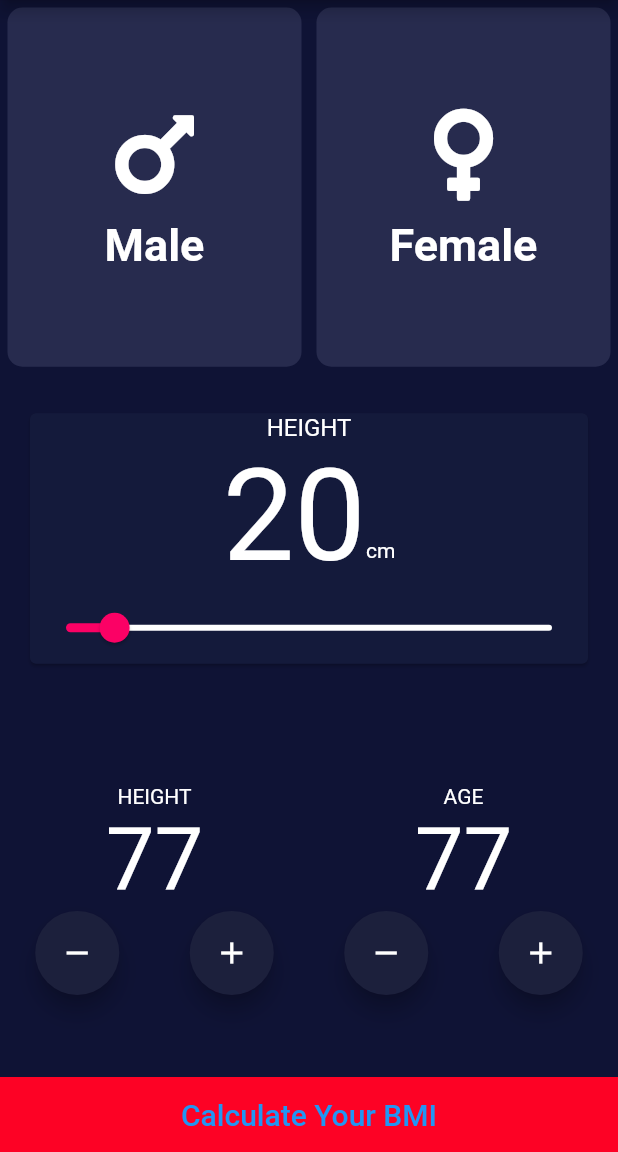
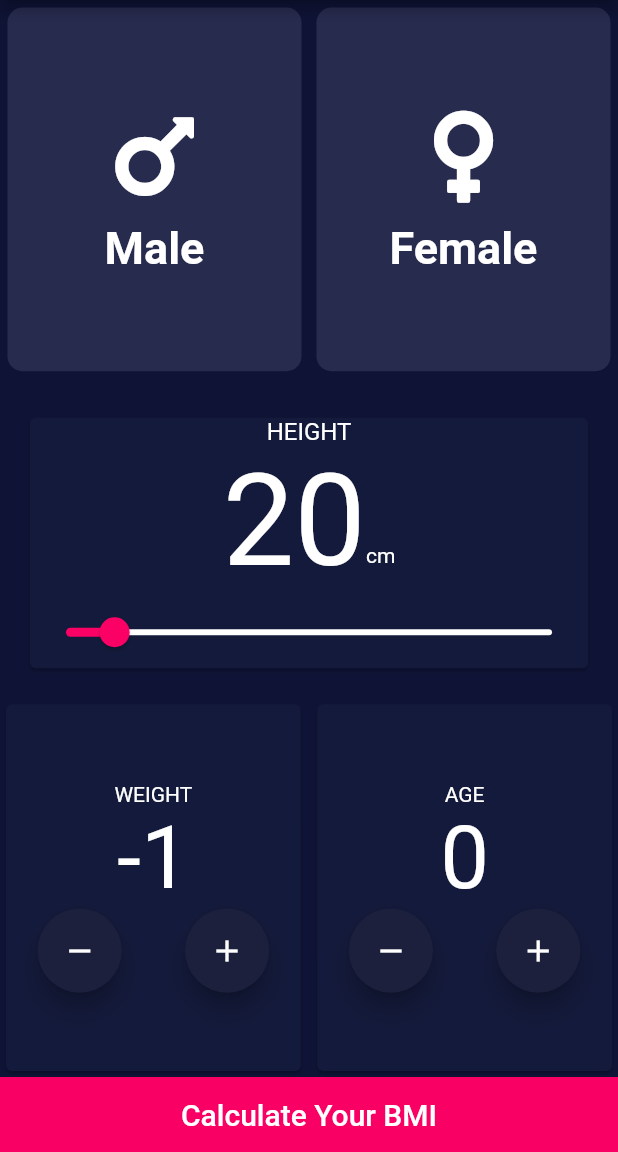
Before and after one commit to NewtonGain/bmi_calculator, a Flutter app: the screen it shows after launch, after a tap on the "remove" icon, on a phone screen of 412 x 824 dp, the part 84-1236 px from its top. Run offline on Flutter 3.47's test engine with Material 2 defaults, Android fonts, the phone set to English and light mode, and no system bars; our stand-ins replace font_awesome_flutter.

Commit message:
final design

```diff
--- /dev/null
+++ b/lib/height.dart
@@ -0,0 +1,26 @@
+import 'package:flutter/material.dart';
+class Height extends StatelessWidget {
+  const Height({
+    Key? key,
+    required double currentSliderValue,
+  }) : _currentSliderValue = currentSliderValue, super(key: key);
+
+  final double _currentSliderValue;
+
+  @override
+  Widget build(BuildContext context) {
+    return Row(
+      mainAxisAlignment: MainAxisAlignment.center,
+      children: [
+        Text(
+          _currentSliderValue.round().toString(),
+          style: TextStyle(fontSize: 85),
+        ),
+        Padding(
+          padding: const EdgeInsets.only(top: 45),
+          child: Text('cm'),
+        ),
+      ],
+    );
+  }
+}
--- a/lib/input_page.dart
+++ b/lib/input_page.dart
@@ -1,10 +1,9 @@
-
+import 'package:bmi_calculator/height.dart';
 import 'package:bmi_calculator/reuseable.dart';
 import 'package:flutter/material.dart';
 import 'package:font_awesome_flutter/font_awesome_flutter.dart';
 
 class MainPage extends StatefulWidget {
-
   @override
   State<MainPage> createState() => _MainPageState();
 }
@@ -39,7 +38,32 @@ class _MainPageState extends State<MainPage> {
   }
 
   double _currentSliderValue = 20;
-double increament=0;
+  int _counter1 = 0;
+  int _counter2 = 0;
+
+  void _incrementCounter1() {
+    setState(() {
+      _counter1++;
+    });
+  }
+
+  void _incrementCounter2() {
+    setState(() {
+      _counter2++;
+    });
+  }
+
+  void _decrementCounter1() {
+    setState(() {
+      _counter1--;
+    });
+  }
+
+  void _decrementCounter2() {
+    setState(() {
+      _counter2--;
+    });
+  }
 
   @override
   Widget build(BuildContext context) {
@@ -95,33 +119,20 @@ double increament=0;
               margin: EdgeInsets.all(20),
               child: Expanded(
                 child: Column(
-                  children:
-                    [Text('HEIGHT',style: TextStyle(fontSize: 16),),
+                  children: [
+                    Text(
+                      'HEIGHT',
+                      style: TextStyle(fontSize: 16),
+                    ),
+                    Height(currentSliderValue: _currentSliderValue),
                     Row(
-                      mainAxisAlignment: MainAxisAlignment.center,
                       children: [
-
-                        Text(_currentSliderValue.round().toString(),style: TextStyle(fontSize: 85),),
-                           Padding(
-                             padding: const EdgeInsets.only(top: 45),
-                             child: Text('cm'),
-                           ),
-
-                      ],
-                    ),
-                      Row(
-
-                      children: [
-
                         Expanded(
                           child: Slider(
                             value: _currentSliderValue,
                             activeColor: Color(0xFFFB0165),
                             inactiveColor: Colors.white,
-
-
                             max: 200,
-
                             label: _currentSliderValue.round().toString(),
                             onChanged: (double value) {
                               setState(() {
@@ -136,69 +147,75 @@ double increament=0;
                 ),
               ),
             ),
-            SizedBox(
-              height: 6,
-            ),
             Expanded(
               child: Row(
                 children: [
                   Expanded(
+                    child: Card(
+                      color: Color(0xFF141A3B),
                       child: Column(
                         mainAxisAlignment: MainAxisAlignment.center,
                         children: [
-
-                        Text('HEIGHT'),
-                        Text('77',style: TextStyle(fontSize: 58),),
+                          Text('WEIGHT'),
+                          Text(
+                            '$_counter1',
+                            style: TextStyle(fontSize: 58),
+                          ),
                           Row(
                             mainAxisAlignment: MainAxisAlignment.spaceAround,
                             children: [
-                            FloatingActionButton(onPressed: (){
-                              setState(() {
-                                increament++;
-
-                              });
-                            },child: Icon(Icons.remove),backgroundColor: Color(0xFF1C203C),foregroundColor: Colors.white,),
-                             FloatingActionButton(onPressed: (){
-                              setState(() {
-                                increament++;
-
-                              });
-                            },child: Icon(Icons.add),backgroundColor: Color(0xFF1C203C),foregroundColor: Colors.white,),
-
-
+                              FloatingActionButton(
+                                onPressed: _decrementCounter1,
+                                child: Icon(Icons.remove),
+                                backgroundColor: Color(0xFF1C203C),
+                                foregroundColor: Colors.white,
+                              ),
+                              FloatingActionButton(
+                                onPressed: _incrementCounter1,
+                                child: Icon(Icons.add),
+                                backgroundColor: Color(0xFF1C203C),
+                                foregroundColor: Colors.white,
+                              ),
                             ],
                           )
                         ],
-                    )
+                      ),
+                    ),
+                  ),
+                  SizedBox(
+                    width: 3,
                   ),
                   Expanded(
+                    child: Card(
+                      color: Color(0xFF141A3B),
                       child: Column(
                         mainAxisAlignment: MainAxisAlignment.center,
                         children: [
-
                           Text('AGE'),
-                        Text('77',style: TextStyle(fontSize: 58),),
+                          Text(
+                            '$_counter2',
+                            style: TextStyle(fontSize: 58),
+                          ),
                           Row(
                             mainAxisAlignment: MainAxisAlignment.spaceAround,
                             children: [
-                            FloatingActionButton(onPressed: (){
-                              setState(() {
-                                increament++;
-
-                              });
-                            },child: Icon(Icons.remove),backgroundColor: Color(0xFF1C203C),foregroundColor: Colors.white,),
-                             FloatingActionButton(onPressed: (){
-                              setState(() {
-                                increament++;
-
-                              });
-                            },child: Icon(Icons.add),backgroundColor: Color(0xFF1C203C),foregroundColor: Colors.white,),
-
-
+                              FloatingActionButton(
+                                onPressed: _decrementCounter2,
+                                child: Icon(Icons.remove),
+                                backgroundColor: Color(0xFF1C203C),
+                                foregroundColor: Colors.white,
+                              ),
+                              FloatingActionButton(
+                                onPressed: _incrementCounter2,
+                                child: Icon(Icons.add),
+                                backgroundColor: Color(0xFF1C203C),
+                                foregroundColor: Colors.white,
+                              ),
                             ],
                           )
                         ],
-                    )
+                      ),
+                    ),
                   ),
                 ],
               ),
@@ -206,8 +223,14 @@ double increament=0;
             Container(
               width: double.infinity,
               height: 50,
-              color: Color(0xFFFD0225),
-              child: TextButton(child: Text('Calculate Your BMI',style: TextStyle(fontSize: 20),),onPressed: (){},),
+              color: Color(0xFFF90065),
+              child: TextButton(
+                child: Text(
+                  'Calculate Your BMI',
+                  style: TextStyle(fontSize: 20, color: Colors.white),
+                ),
+                onPressed: () {},
+              ),
             )
           ],
         ),
```
Also changed, not shown: pubspec.lock. Lines whose indentation alone changed are shown as unchanged.
